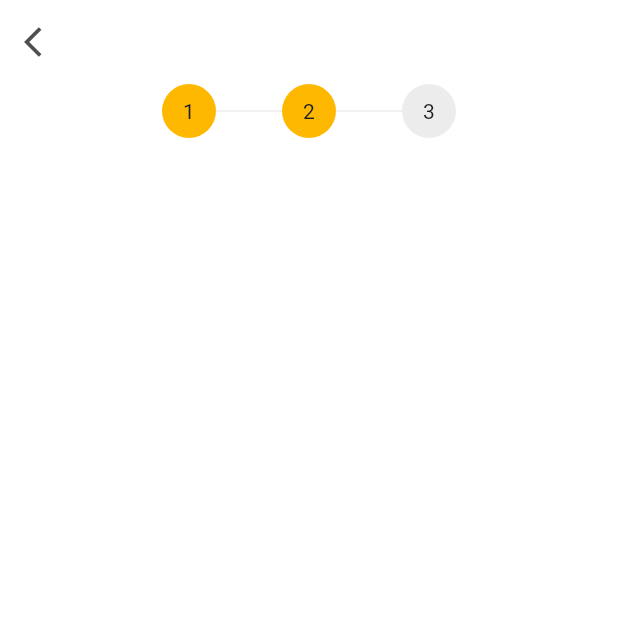
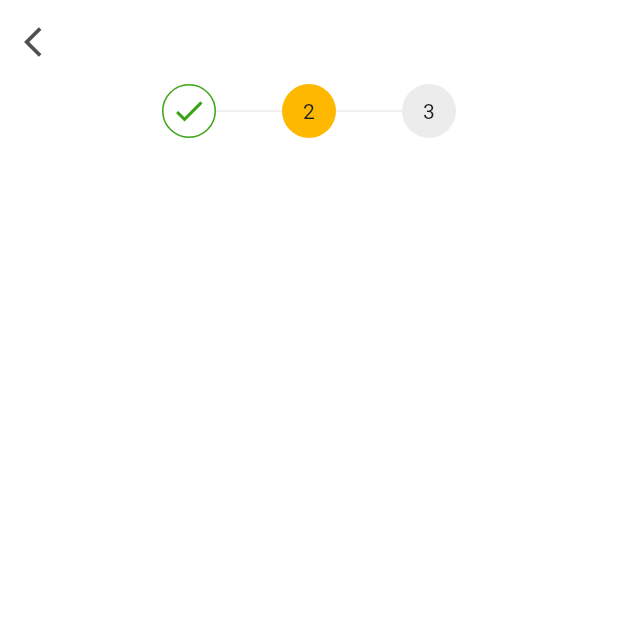
Before and after one commit to theivmatic/auth_test, a Flutter app: the screen it shows after launch, on a phone screen of 412 x 824 dp, the top half of it. Run offline on Flutter 3.47's test engine with Material 3 defaults, Android fonts, the phone set to English and light mode, and no system bars; our stand-ins replace firebase_core; accounts and stored records are empty.

Commit message:
added number row widget to confirmaion screen

```diff
--- a/lib/src/feature/auth/screens/confirmation_screen.dart
+++ b/lib/src/feature/auth/screens/confirmation_screen.dart
@@ -20,14 +20,20 @@ class ConfirmationScreen extends StatelessWidget {
         elevation: 0,
       ),
       backgroundColor: AppColors.white,
-      body: const SafeArea(
+      body: SafeArea(
         child: Padding(
-          padding: EdgeInsets.symmetric(horizontal: 20),
+          padding: const EdgeInsets.symmetric(horizontal: 20),
           child: Column(
             children: [
               NumbersRowWidget(
-                firstCircleColor: AppColors.orange,
-                firstCircleContent: Text('1'),
+                firstCircleColor: AppColors.white,
+                firstCircleContent: const Icon(
+                  Icons.done,
+                  color: AppColors.green,
+                ),
+                firstCircleBorder: Border.all(
+                  color: AppColors.green,
+                ),
                 secondCircleColor: AppColors.orange,
               ),
             ],
--- a/lib/src/feature/auth/screens/login_screen.dart
+++ b/lib/src/feature/auth/screens/login_screen.dart
@@ -30,6 +30,7 @@ class LoginScreen extends StatelessWidget {
               const NumbersRowWidget(
                 firstCircleColor: AppColors.orange,
                 firstCircleContent: Text('1'),
+                firstCircleBorder: null,
                 secondCircleColor: AppColors.grey,
               ),
               const SizedBox(height: 30),
--- a/lib/src/feature/auth/widgets/numbers_row.dart
+++ b/lib/src/feature/auth/widgets/numbers_row.dart
@@ -4,12 +4,14 @@ import 'package:flutter/material.dart';
 class NumbersRowWidget extends StatelessWidget {
   final Color firstCircleColor;
   final dynamic firstCircleContent;
+  final dynamic firstCircleBorder;
   final Color secondCircleColor;
 
   const NumbersRowWidget({
     super.key,
     required this.firstCircleColor,
     required this.firstCircleContent,
+    required this.firstCircleBorder,
     required this.secondCircleColor,
   });
 
@@ -24,6 +26,7 @@ class NumbersRowWidget extends StatelessWidget {
           decoration: BoxDecoration(
             color: firstCircleColor,
             shape: BoxShape.circle,
+            border: firstCircleBorder,
           ),
           child: Center(
             child: firstCircleContent,
--- a/lib/theme.dart
+++ b/lib/theme.dart
@@ -7,6 +7,7 @@ abstract class AppColors {
   static const grey = Color.fromRGBO(236, 236, 236, 1);
   static const darkGrey = Color.fromRGBO(79, 79, 79, 1);
   static const buttonGrey = Color.fromRGBO(167, 167, 167, 1);
+  static const green = Color.fromRGBO(57, 163, 20, 1);
 }
 
 abstract class TextStyles {
```
